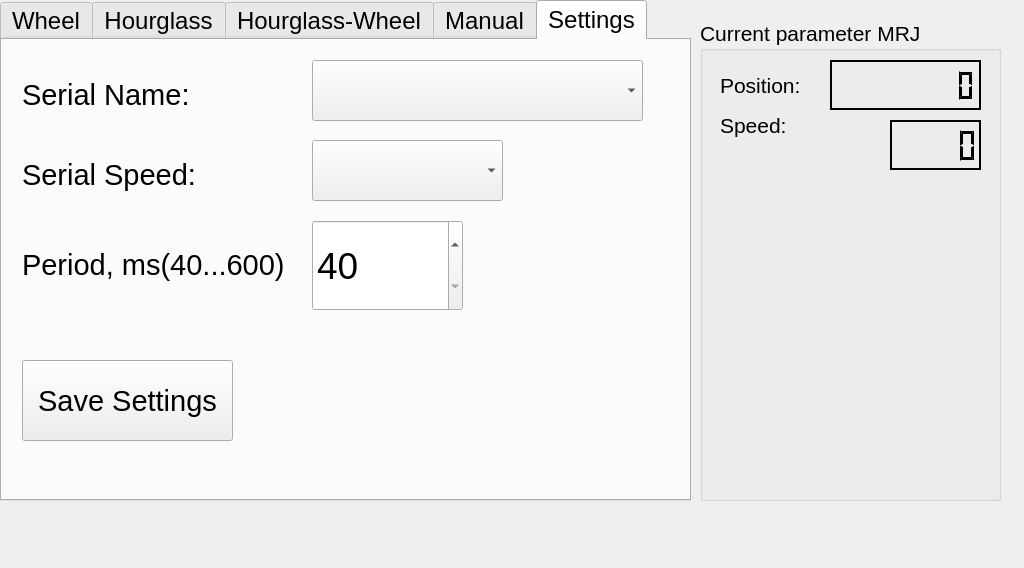
Old version of the form GUI.ui in the repository LeDima/Motor-control-MELSERVO-.
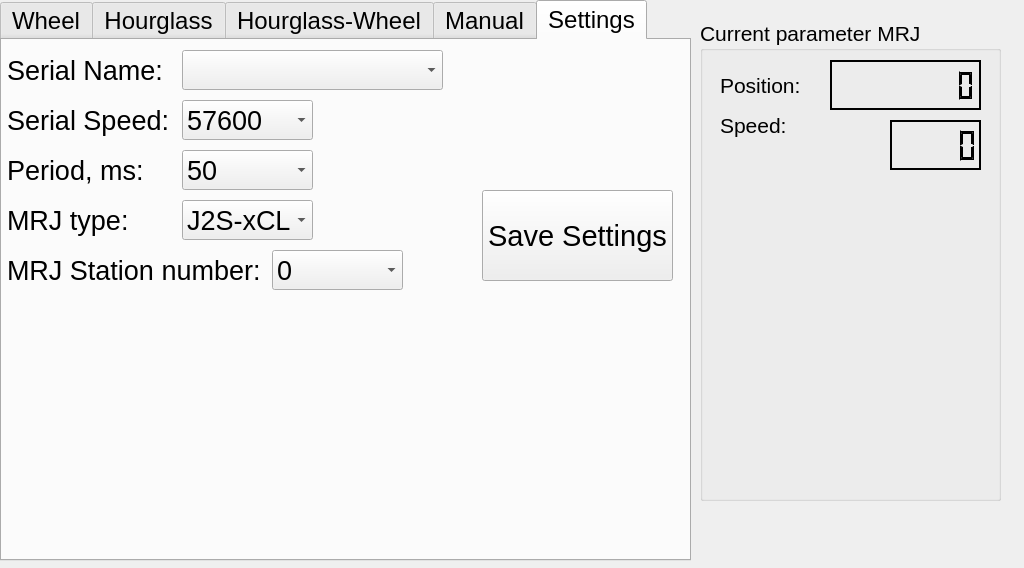
New version of the form. The open tabs and pages were chosen to show the change.

```diff
--- a/GUI.ui
+++ b/GUI.ui
@@ -50,7 +50,7 @@
       <x>0</x>
       <y>0</y>
       <width>691</width>
-      <height>501</height>
+      <height>561</height>
      </rect>
     </property>
     <property name="sizePolicy">
@@ -62,7 +62,7 @@
     <property name="maximumSize">
      <size>
       <width>16777215</width>
-      <height>501</height>
+      <height>10000</height>
      </size>
     </property>
     <property name="font">
@@ -474,69 +474,65 @@
      <widget class="QComboBox" name="comboBoxSerialName">
       <property name="geometry">
        <rect>
-        <x>310</x>
-        <y>20</y>
-        <width>331</width>
-        <height>61</height>
+        <x>180</x>
+        <y>10</y>
+        <width>261</width>
+        <height>40</height>
        </rect>
       </property>
       <property name="font">
        <font>
-        <pointsize>22</pointsize>
+        <pointsize>20</pointsize>
        </font>
       </property>
      </widget>
      <widget class="QComboBox" name="comboBoxSerialSpeed">
       <property name="geometry">
        <rect>
-        <x>310</x>
-        <y>100</y>
-        <width>191</width>
-        <height>61</height>
+        <x>180</x>
+        <y>60</y>
+        <width>131</width>
+        <height>40</height>
        </rect>
       </property>
       <property name="font">
        <font>
-        <pointsize>22</pointsize>
+        <pointsize>20</pointsize>
        </font>
       </property>
-     </widget>
-     <widget class="QSpinBox" name="spinBoxPeriodDate">
-      <property name="geometry">
-       <rect>
-        <x>310</x>
-        <y>180</y>
-        <width>151</width>
-        <height>91</height>
-       </rect>
-      </property>
-      <property name="font">
-       <font>
-        <pointsize>28</pointsize>
-       </font>
-      </property>
-      <property name="minimum">
-       <number>40</number>
-      </property>
-      <property name="maximum">
-       <number>600</number>
-      </property>
-      <property name="singleStep">
-       <number>20</number>
-      </property>
+      <item>
+       <property name="text">
+        <string>57600</string>
+       </property>
+      </item>
+      <item>
+       <property name="text">
+        <string>38400</string>
+       </property>
+      </item>
+      <item>
+       <property name="text">
+        <string>19200</string>
+       </property>
+      </item>
+      <item>
+       <property name="text">
+        <string>9600</string>
+       </property>
+      </item>
      </widget>
      <widget class="QLabel" name="label_3">
       <property name="geometry">
        <rect>
-        <x>20</x>
-        <y>30</y>
-        <width>201</width>
-        <height>50</height>
+        <x>5</x>
+        <y>10</y>
+        <width>161</width>
+        <height>40</height>
        </rect>
       </property>
       <property name="font">
        <font>
-        <pointsize>22</pointsize>
+        <pointsize>20</pointsize>
        </font>
       </property>
       <property name="text">
@@ -546,15 +542,15 @@
      <widget class="QLabel" name="label_4">
       <property name="geometry">
        <rect>
-        <x>20</x>
-        <y>110</y>
-        <width>221</width>
-        <height>50</height>
+        <x>5</x>
+        <y>60</y>
+        <width>171</width>
+        <height>40</height>
        </rect>
       </property>
       <property name="font">
        <font>
-        <pointsize>22</pointsize>
+        <pointsize>20</pointsize>
        </font>
       </property>
       <property name="text">
@@ -564,28 +560,28 @@
      <widget class="QLabel" name="label_5">
       <property name="geometry">
        <rect>
-        <x>20</x>
-        <y>200</y>
-        <width>271</width>
-        <height>50</height>
+        <x>5</x>
+        <y>110</y>
+        <width>251</width>
+        <height>40</height>
        </rect>
       </property>
       <property name="font">
        <font>
-        <pointsize>22</pointsize>
+        <pointsize>20</pointsize>
        </font>
       </property>
       <property name="text">
-       <string>Period, ms(40...600)</string>
+       <string>Period, ms:</string>
       </property>
      </widget>
      <widget class="QPushButton" name="pushButton_Save_Settings">
       <property name="geometry">
        <rect>
-        <x>20</x>
-        <y>320</y>
-        <width>211</width>
-        <height>81</height>
+        <x>480</x>
+        <y>150</y>
+        <width>191</width>
+        <height>91</height>
        </rect>
       </property>
       <property name="font">
@@ -597,6 +593,232 @@
        <string>Save Settings</string>
       </property>
      </widget>
+     <widget class="QLabel" name="label_6">
+      <property name="geometry">
+       <rect>
+        <x>5</x>
+        <y>160</y>
+        <width>141</width>
+        <height>40</height>
+       </rect>
+      </property>
+      <property name="font">
+       <font>
+        <pointsize>20</pointsize>
+       </font>
+      </property>
+      <property name="text">
+       <string>MRJ type:</string>
+      </property>
+     </widget>
+     <widget class="QComboBox" name="comboBoxMRJ_type">
+      <property name="geometry">
+       <rect>
+        <x>180</x>
+        <y>160</y>
+        <width>131</width>
+        <height>40</height>
+       </rect>
+      </property>
+      <property name="font">
+       <font>
+        <pointsize>20</pointsize>
+       </font>
+      </property>
+      <item>
+       <property name="text">
+        <string>J2S-xCL</string>
+       </property>
+      </item>
+      <item>
+       <property name="text">
+        <string>J2S-xA</string>
+       </property>
+      </item>
+     </widget>
+     <widget class="QLabel" name="label_7">
+      <property name="geometry">
+       <rect>
+        <x>5</x>
+        <y>210</y>
+        <width>261</width>
+        <height>40</height>
+       </rect>
+      </property>
+      <property name="font">
+       <font>
+        <pointsize>20</pointsize>
+       </font>
+      </property>
+      <property name="text">
+       <string>MRJ Station number:</string>
+      </property>
+     </widget>
+     <widget class="QComboBox" name="comboBoxStation_number">
+      <property name="geometry">
+       <rect>
+        <x>270</x>
+        <y>210</y>
+        <width>131</width>
+        <height>40</height>
+       </rect>
+      </property>
+      <property name="font">
+       <font>
+        <pointsize>20</pointsize>
+       </font>
+      </property>
+      <item>
+       <property name="text">
+        <string>0</string>
+       </property>
+      </item>
+      <item>
+       <property name="text">
+        <string>1</string>
+       </property>
+      </item>
+      <item>
+       <property name="text">
+        <string>2</string>
+       </property>
+      </item>
+      <item>
+       <property name="text">
+        <string>3</string>
+       </property>
+      </item>
+      <item>
+       <property name="text">
+        <string>4</string>
+       </property>
+      </item>
+      <item>
+       <property name="text">
+        <string>5</string>
+       </property>
+      </item>
+      <item>
+       <property name="text">
+        <string>6</string>
+       </property>
+      </item>
+      <item>
+       <property name="text">
+        <string>7</string>
+       </property>
+      </item>
+      <item>
+       <property name="text">
+        <string>8</string>
+       </property>
+      </item>
+      <item>
+       <property name="text">
+        <string>9</string>
+       </property>
+      </item>
+      <item>
+       <property name="text">
+        <string>A</string>
+       </property>
+      </item>
+      <item>
+       <property name="text">
+        <string>B</string>
+       </property>
+      </item>
+      <item>
+       <property name="text">
+        <string>C</string>
+       </property>
+      </item>
+      <item>
+       <property name="text">
+        <string>D</string>
+       </property>
+      </item>
+      <item>
+       <property name="text">
+        <string>E</string>
+       </property>
+      </item>
+     </widget>
+     <widget class="QComboBox" name="comboBoxPeriodDate">
+      <property name="geometry">
+       <rect>
+        <x>180</x>
+        <y>110</y>
+        <width>131</width>
+        <height>40</height>
+       </rect>
+      </property>
+      <property name="font">
+       <font>
+        <pointsize>20</pointsize>
+       </font>
+      </property>
+      <item>
+       <property name="text">
+        <string>50</string>
+       </property>
+      </item>
+      <item>
+       <property name="text">
+        <string>100</string>
+       </property>
+      </item>
+      <item>
+       <property name="text">
+        <string>150</string>
+       </property>
+      </item>
+      <item>
+       <property name="text">
+        <string>200</string>
+       </property>
+      </item>
+      <item>
+       <property name="text">
+        <string>250</string>
+       </property>
+      </item>
+      <item>
+       <property name="text">
+        <string>300</string>
+       </property>
+      </item>
+      <item>
+       <property name="text">
+        <string>350</string>
+       </property>
+      </item>
+      <item>
+       <property name="text">
+        <string>400</string>
+       </property>
+      </item>
+      <item>
+       <property name="text">
+        <string>450</string>
+       </property>
+      </item>
+      <item>
+       <property name="text">
+        <string>500</string>
+       </property>
+      </item>
+      <item>
+       <property name="text">
+        <string>550</string>
+       </property>
+      </item>
+      <item>
+       <property name="text">
+        <string>600</string>
+       </property>
+      </item>
+     </widget>
     </widget>
    </widget>
    <widget class="QGroupBox" name="groupBox">
```
Left out of the diff: 2 changed lines with no effect on the pictures.
